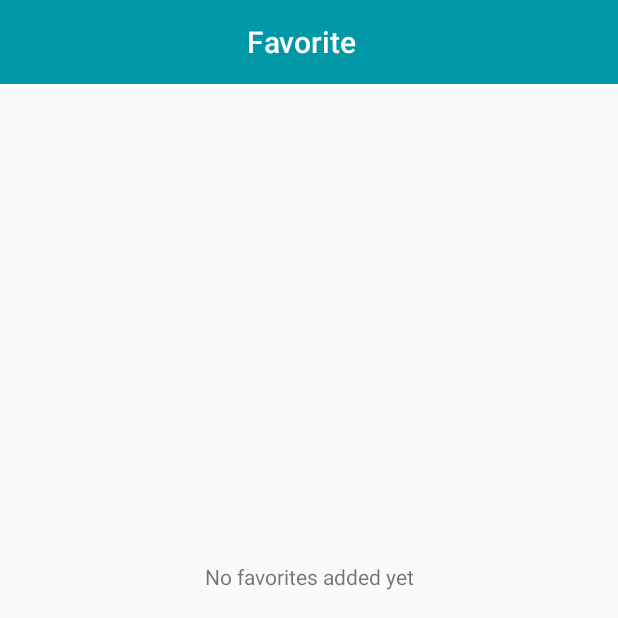
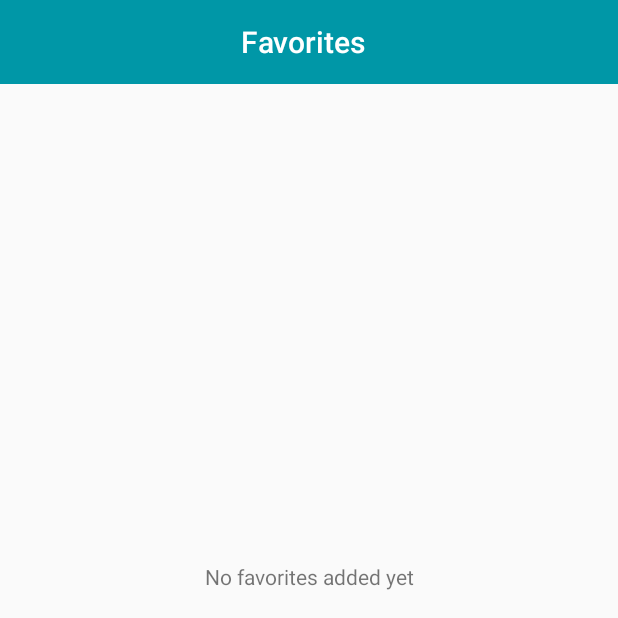
Before and after one commit to busramacak/INotes, an Android app: the FavNotesFragment screen opened through its navigation route, on a phone screen of 412 x 824 dp, the top half of it. Run offline under Robolectric (Android 15) with nearby library versions, the phone set to English and light mode, and no system bars; our stand-ins replace data binding, navigation-ui.

```diff
--- a/app/src/main/res/layout/fragment_fav_notes.xml
+++ b/app/src/main/res/layout/fragment_fav_notes.xml
@@ -20,9 +20,9 @@
             android:layout_width="match_parent"
             android:layout_height="wrap_content"
             android:background="@color/toolbarColor"
-            app:title="Favorite"
+            app:title="Favorites"
             app:titleTextColor="@color/white"
-            app:titleMarginStart="165dp"
+            app:titleMarginStart="161dp"
             app:layout_constraintEnd_toEndOf="parent"
             app:layout_constraintStart_toStartOf="parent"
             app:layout_constraintTop_toTopOf="parent"/>
--- a/app/src/main/res/navigation/main_nav.xml
+++ b/app/src/main/res/navigation/main_nav.xml
@@ -15,6 +15,9 @@
             android:id="@+id/action_searchhFragment_pop"
             app:popUpTo="@id/searchhFragment"
             app:popUpToInclusive="true" />
+        <action
+            android:id="@+id/noteGoToAddNote"
+            app:destination="@+id/addNoteFragment"/>
     </fragment>
 
     <fragment
```
